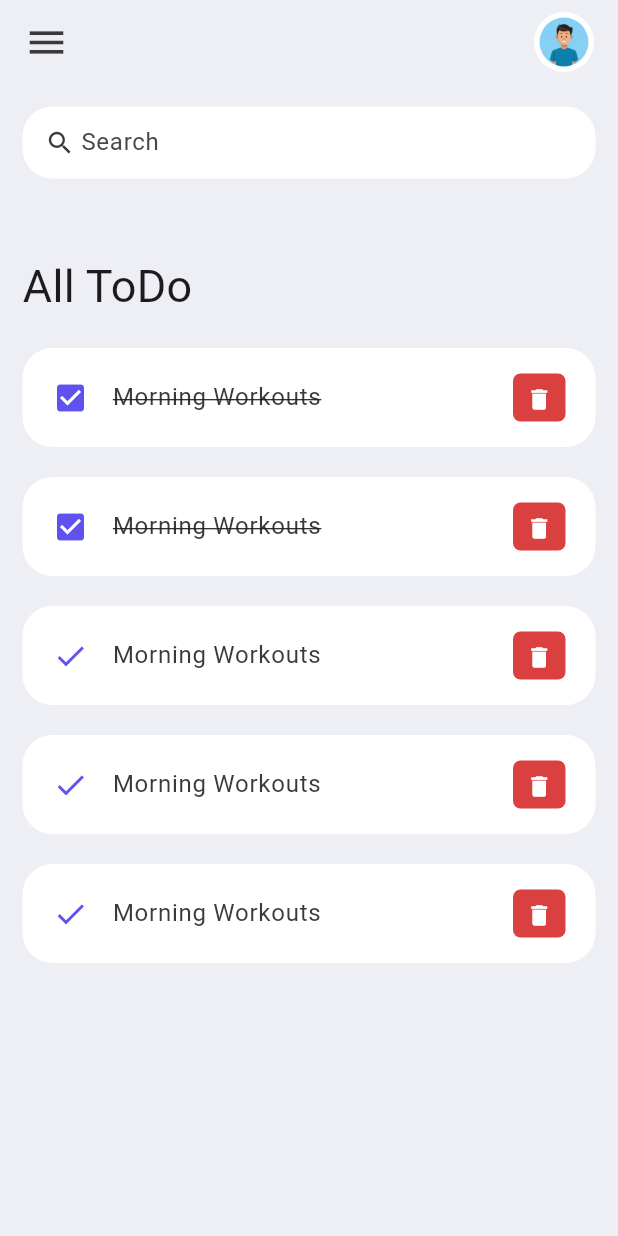
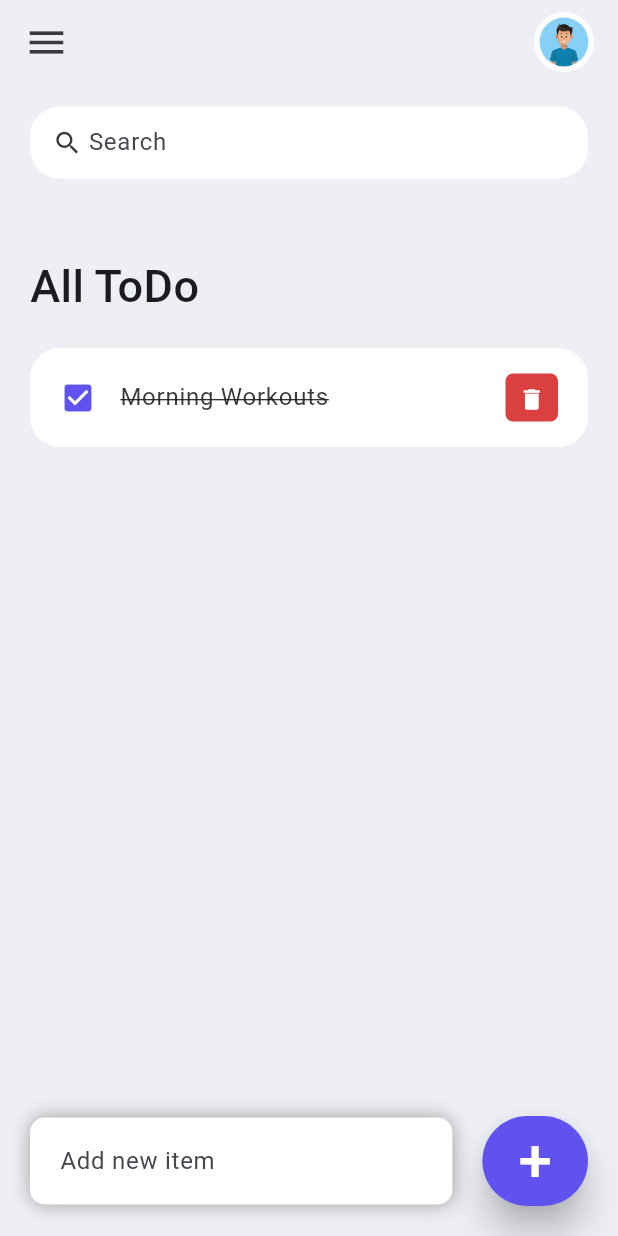
Before and after one commit to CHETHANAR11/CODSOFT, a Flutter app: the screen it shows after launch, on a phone screen of 412 x 824 dp. Run offline on Flutter 3.47's test engine with Material 3 defaults, Android fonts, the phone set to English and light mode, and no system bars.

Commit message:
commit 11

```diff
--- a/todo_app/lib/main.dart
+++ b/todo_app/lib/main.dart
@@ -17,7 +17,7 @@ class MyApp extends StatelessWidget {
     return MaterialApp(
       debugShowCheckedModeBanner: false,
       title: 'To-Do App',
-      home: Home(todo: Todo(id: '011', todoText: 'todoText'),),
+      home: Home(),
     );
   }
 }
--- a/todo_app/lib/model/todo.dart
+++ b/todo_app/lib/model/todo.dart
@@ -11,10 +11,6 @@ class Todo {
   static List<Todo> todoList() {
     return [
       Todo(id: '01', todoText: 'Morning Workouts', isDone: true),
-      Todo(id: '02', todoText: 'Morning Workouts', isDone: true),
-      Todo(id: '03', todoText: 'Morning Workouts', isDone: false),
-      Todo(id: '04', todoText: 'Morning Workouts', isDone: false),
-      Todo(id: '05', todoText: 'Morning Workouts', isDone: false),
     ];
   }
 }
--- a/todo_app/lib/screens/home.dart
+++ b/todo_app/lib/screens/home.dart
@@ -1,23 +1,38 @@
 import 'package:flutter/material.dart';
+import 'package:flutter/rendering.dart';
 import 'package:todo_app/design/themes.dart';
 import 'package:todo_app/model/todo.dart';
 import 'package:todo_app/widget/todo_items.dart';
 
-class Home extends StatelessWidget {
-  final Todo todo;
+class Home extends StatefulWidget {
+  Home({Key? key}) : super(key: key);
 
-  Home({Key?key,required this.todo}):super(key: key);
+  @override
+  State<Home> createState() => _HomeState();
+}
 
+class _HomeState extends State<Home> {
   final todoList = Todo.todoList();
+  final _todoController = TextEditingController();
+  List<Todo> _search = [];
+
+  @override
+  void initState() {
+    _search = todoList;
+    super.initState();
+  }
 
   @override
   Widget build(BuildContext context) {
     return Scaffold(
       backgroundColor: tdBGColor,
       appBar: _buildAppBar(),
-      body: Container(
-        padding: EdgeInsets.symmetric(horizontal: 15, vertical: 15),
-        child: Column(children: [
+      body: Stack(
+        children: [
+          Container(
+            padding: EdgeInsets.symmetric(horizontal: 20, vertical: 15),
+            child: Column(
+              children: [
               searchBox(),
               Expanded(
                 child: ListView(
@@ -29,16 +44,110 @@ class Home extends StatelessWidget {
                     ),
                     child: Text(
                       'All ToDo',
-                  style: TextStyle(fontSize: 30, fontWeight: FontWeight.w400),
+                      style:
+                          TextStyle(fontSize: 30, fontWeight: FontWeight.w500),
                     ),
                   ),
-              for (Todo todo in todoList)
-              TodoItem(todo: todo),
+                  for (Todo todoo in _search.reversed)
+                    TodoItem(
+                        todo: todoo,
+                        ontodochange: _handleTodo,
+                        onDeleteitem: _deletetodo),
                 ],
               ))
             ]),
           ),
+          Align(
+            alignment: Alignment.bottomCenter,
+            child: Row(
+              children: [
+                Expanded(
+                  child: Container(
+                    margin: EdgeInsets.only(bottom: 20, left: 20, right: 20),
+                    padding: EdgeInsets.symmetric(horizontal: 20, vertical: 5),
+                    decoration: BoxDecoration(
+                      color: Colors.white,
+                      boxShadow: const [
+                        BoxShadow(
+                          color: Colors.grey,
+                          offset: Offset(0.0, 0.0),
+                          blurRadius: 10.0,
+                          spreadRadius: 0.0,
+                        ),
+                      ],
+                      borderRadius: BorderRadius.circular(10),
+                    ),
+                    child: TextField(
+                      controller: _todoController,
+                      decoration: InputDecoration(
+                          hintText: 'Add new item',
+                           border: InputBorder.none),
+                    ),
+                  ),
+                ),
+                Container(
+                  margin: EdgeInsets.only(
+                    bottom: 20,
+                    right: 20,
+                  ),
+                  child: ElevatedButton(
+                    onPressed: () {
+                      _addtodo(_todoController.text);
+                    },
+                    child: Text(
+                      '+',
+                      style: TextStyle(fontSize: 40,color: Colors.white),
+
+                    ),
+                    style: ElevatedButton.styleFrom(
+                      primary: tdBlue,
+                      minimumSize: Size(60, 60),
+                      elevation: 10,
+                    ),
+                  ),
+                )
+              ],
+            ),
+          )
+        ],
+      ),
     );
+  }
+
+    void _handleTodo(Todo todo) {
+    setState(() {
+      todo.isDone = !todo.isDone;
+    });
+  }
+
+  void _deletetodo(String id) {
+    setState(() {
+      todoList.removeWhere((item) => item.id == id);
+    });
+  }
+
+  void _addtodo(String todo) {
+    setState(() {
+      todoList.add(Todo(
+          id: DateTime.now().millisecondsSinceEpoch.toString(),
+          todoText: todo));
+    });
+    _todoController.clear();
+  }
+
+  void _searchtodo(String enterword) {
+    List<Todo> result = [];
+    if (enterword.isEmpty) {
+      result = todoList;
+    } else {
+      result = todoList
+          .where((item) =>
+              item.todoText!.toLowerCase().contains(enterword.toLowerCase()))
+          .toList();
+    }
+    setState(() {
+      _search = result;
+    });
   }
 
   Widget searchBox() {
@@ -47,7 +156,8 @@ class Home extends StatelessWidget {
       decoration: BoxDecoration(
           color: Colors.white, borderRadius: BorderRadius.circular(20)),
       child: TextField(
-        decoration: InputDecoration(
+        onChanged: (value) => _searchtodo(value),
+        decoration:const  InputDecoration(
             contentPadding: EdgeInsets.all(0),
             prefixIcon: Icon(
               Icons.search,
@@ -60,6 +170,7 @@ class Home extends StatelessWidget {
             ),
             border: InputBorder.none,
             hintText: 'Search'),
+           // hintStyle:TextStyle(color:toGrey),
       ),
     );
   }
@@ -71,7 +182,7 @@ class Home extends StatelessWidget {
       title: Row(
         mainAxisAlignment: MainAxisAlignment.spaceBetween,
         children: [
-          Icon(
+         const  Icon(
             Icons.menu,
             color: tdBlack,
             size: 30,
--- a/todo_app/lib/widget/todo_items.dart
+++ b/todo_app/lib/widget/todo_items.dart
@@ -4,8 +4,15 @@ import 'package:todo_app/model/todo.dart';
 
 class TodoItem extends StatelessWidget {
   final Todo todo;
+  final ontodochange;
+  final onDeleteitem;
 
-  TodoItem({Key?key,required this.todo}):super(key: key);
+  TodoItem(
+      {Key? key,
+      required this.todo,
+      required this.ontodochange,
+      required this.onDeleteitem})
+      : super(key: key);
 
   @override
   Widget build(BuildContext context) {
@@ -13,20 +20,20 @@ class TodoItem extends StatelessWidget {
       margin: EdgeInsets.only(bottom: 20),
       child: ListTile(
         onTap: () {
-          print('clicked todo');
+          ontodochange(todo);
         },
         shape: RoundedRectangleBorder(borderRadius: BorderRadius.circular(20)),
         contentPadding: EdgeInsets.symmetric(horizontal: 20, vertical: 5),
         tileColor: Colors.white,
         leading: Icon(
-         todo.isDone? Icons.check_box:Icons.check,
+          todo.isDone ? Icons.check_box : Icons.check_box_outline_blank,
           color: tdBlue,
         ),
         title: Text(todo.todoText!,
             style: TextStyle(
               fontSize: 16,
               color: tdBlack,
-              decoration: todo.isDone?TextDecoration.lineThrough:null,
+              decoration: todo.isDone ? TextDecoration.lineThrough : null,
             )),
         trailing: Container(
           padding: EdgeInsets.all(0),
@@ -42,7 +49,7 @@ class TodoItem extends StatelessWidget {
             iconSize: 18,
             icon: Icon(Icons.delete),
             onPressed: () {
-              print('delete pressed');
+              onDeleteitem(todo.id);
             },
           ),
         ),
```
Lines whose indentation alone changed are shown as unchanged.
